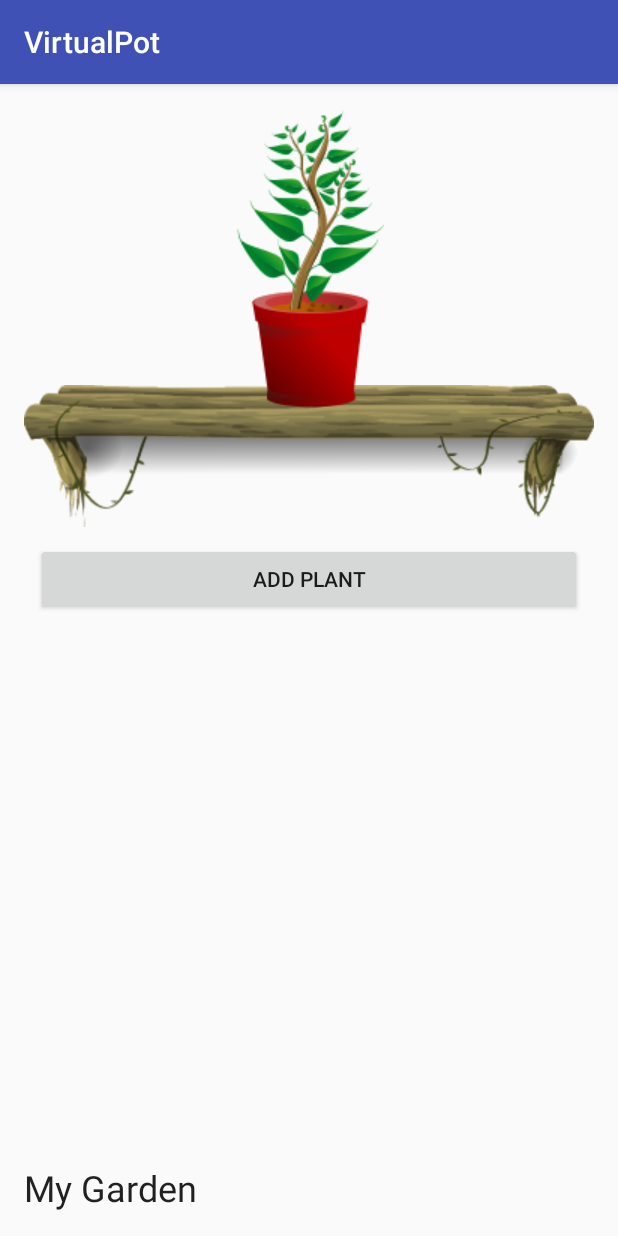
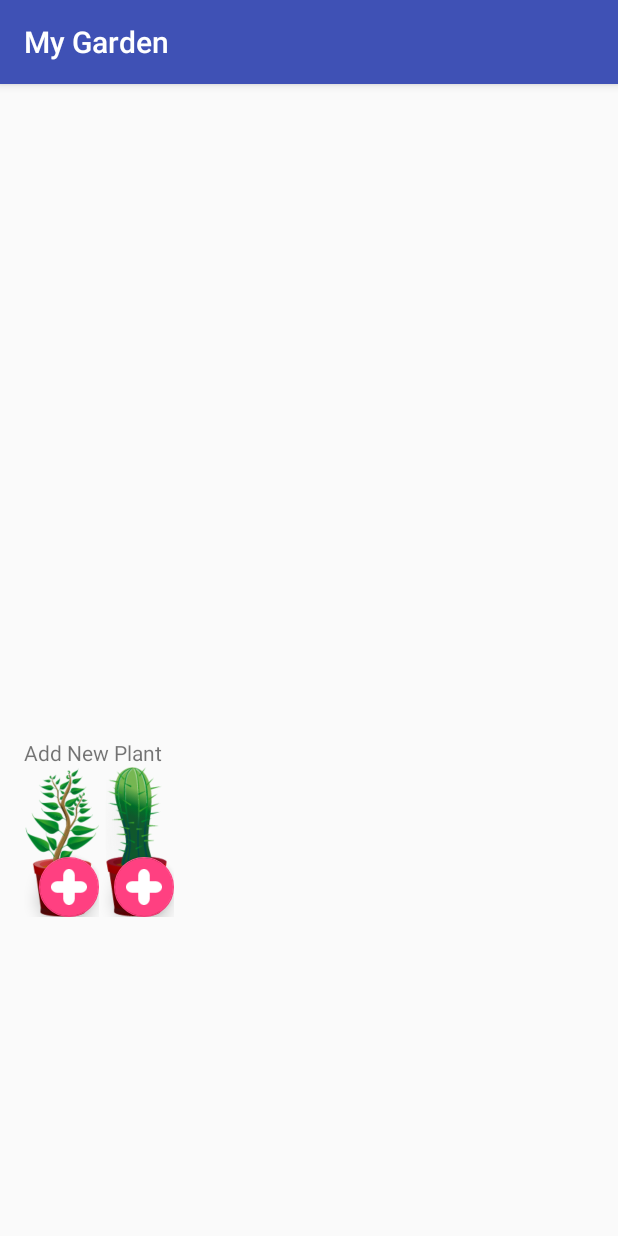
Before and after one commit to asamaka/MyGarden, an Android app: the screen it shows after launch (MainActivity), on a phone screen of 412 x 824 dp. Run offline under Robolectric (Android 15) with nearby library versions, the phone set to English and light mode, and no system bars; 1 statement that could not run was skipped.

Commit message:
Completed all app functionality - need to work on widgets

```diff
--- a/app/build.gradle
+++ b/app/build.gradle
@@ -24,4 +24,5 @@ dependencies {
     compile 'com.android.support:appcompat-v7:25.1.0'
     compile 'com.android.support:design:25.1.0'
     compile 'com.android.support:recyclerview-v7:25.1.0'
+    compile 'com.android.support:cardview-v7:25.0.0'
 }
--- a/app/src/main/AndroidManifest.xml
+++ b/app/src/main/AndroidManifest.xml
@@ -35,10 +35,10 @@
             android:name=".PlantWateringService"
             android:exported="false" />
 
-        <activity android:name=".MainActivity">
+        <activity android:name=".MainActivity"
+            android:label="@string/title_activity_my_garden">
             <intent-filter>
                 <action android:name="android.intent.action.MAIN" />
-
                 <category android:name="android.intent.category.LAUNCHER" />
             </intent-filter>
         </activity>
--- a/app/src/main/java/com/example/android/virtualpot/MainActivity.java
+++ b/app/src/main/java/com/example/android/virtualpot/MainActivity.java
@@ -9,9 +9,9 @@ import android.support.v4.app.LoaderManager;
 import android.support.v4.content.CursorLoader;
 import android.support.v4.content.Loader;
 import android.support.v7.app.AppCompatActivity;
+import android.support.v7.widget.GridLayoutManager;
 import android.support.v7.widget.LinearLayoutManager;
 import android.support.v7.widget.RecyclerView;
-import android.util.Log;
 import android.view.View;
 import android.widget.ImageView;
 
@@ -24,36 +24,33 @@ public class MainActivity
         implements LoaderManager.LoaderCallbacks<Cursor> {
 
     private PlantListAdapter mAdapter;
-    private RecyclerView mRecyclerView;
+    private PlantTypesAdapter mTypesAdapter;
+    private RecyclerView mGardenRecyclerView;
+    private RecyclerView mTypesRecyclerView;
 
 
     @Override
     protected void onCreate(Bundle savedInstanceState) {
         super.onCreate(savedInstanceState);
         setContentView(R.layout.activity_main);
-        mRecyclerView = (RecyclerView) findViewById(R.id.plants_list_recycler_view);
-        mRecyclerView.setLayoutManager(
-                new LinearLayoutManager(this, LinearLayoutManager.HORIZONTAL, false)
+        mGardenRecyclerView = (RecyclerView) findViewById(R.id.plants_list_recycler_view);
+        mTypesRecyclerView =  (RecyclerView) findViewById(R.id.plant_types_recycler_view);
+        mGardenRecyclerView.setLayoutManager(
+                new GridLayoutManager(this, 4)
+        );
+        mTypesRecyclerView.setLayoutManager(
+                new LinearLayoutManager(this,LinearLayoutManager.HORIZONTAL,false)
         );
         mAdapter = new PlantListAdapter(this, null);
-        mRecyclerView.setAdapter(mAdapter);
+        mTypesAdapter = new PlantTypesAdapter(this);
+        mGardenRecyclerView.setAdapter(mAdapter);
+        mTypesRecyclerView.setAdapter(mTypesAdapter);
         getSupportLoaderManager().initLoader(1, null, this);
     }
 
 
     public void onAddButtonClicked(View view) {
-        // When the button is clicked, create a new plant and set the start time
-        //TODO: handle multiple  plant types
-        int plantType = 1;
-        long timeNow = System.currentTimeMillis();
 
-        // Insert the new plant into DB
-        ContentValues contentValues = new ContentValues();
-        contentValues.put(PlantEntry.COLUMN_PLANT_TYPE, plantType);
-        contentValues.put(PlantEntry.COLUMN_CREATION_TIME, timeNow);
-        contentValues.put(PlantEntry.COLUMN_LAST_WATERED_TIME, timeNow);
-        contentValues.put(PlantEntry.COLUMN_IS_DEAD, false);
-        getContentResolver().insert(PlantEntry.CONTENT_URI, contentValues);
     }
 
     @Override
@@ -76,10 +73,27 @@ public class MainActivity
     }
 
     public void onPlantClick(View view) {
-        ImageView imgView = (ImageView)view.findViewById(R.id.plant_list_item_image);
+        ImageView imgView = (ImageView) view.findViewById(R.id.plant_list_item_image);
         long plantId = (long) imgView.getTag();
         Intent intent = new Intent(getBaseContext(), PlantDetail.class);
         intent.putExtra("EXTRA_PLANT_ID", plantId);
         startActivity(intent);
     }
+
+    public void onAddButtonClick(View view) {
+        // When the button is clicked, create a new plant and set the start time
+        //get the plant type from the tag
+        ImageView imgView = (ImageView) view.findViewById(R.id.plant_type_image);
+        int plantType = (int) imgView.getTag();
+
+        long timeNow = System.currentTimeMillis();
+
+        // Insert the new plant into DB
+        ContentValues contentValues = new ContentValues();
+        contentValues.put(PlantEntry.COLUMN_PLANT_TYPE, plantType);
+        contentValues.put(PlantEntry.COLUMN_CREATION_TIME, timeNow);
+        contentValues.put(PlantEntry.COLUMN_LAST_WATERED_TIME, timeNow);
+        contentValues.put(PlantEntry.COLUMN_IS_DEAD, false);
+        getContentResolver().insert(PlantEntry.CONTENT_URI, contentValues);
+    }
 }
--- /dev/null
+++ b/app/src/main/java/com/example/android/virtualpot/PlantTypesAdapter.java
@@ -0,0 +1,91 @@
+package com.example.android.virtualpot;
+
+/*
+* Copyright (C) 2017 The Android Open Source Project
+*
+* Licensed under the Apache License, Version 2.0 (the "License");
+* you may not use this file except in compliance with the License.
+* You may obtain a copy of the License at
+*
+*  	http://www.apache.org/licenses/LICENSE-2.0
+*
+* Unless required by applicable law or agreed to in writing, software
+* distributed under the License is distributed on an "AS IS" BASIS,
+* WITHOUT WARRANTIES OR CONDITIONS OF ANY KIND, either express or implied.
+* See the License for the specific language governing permissions and
+* limitations under the License.
+*/
+
+import android.content.Context;
+import android.content.res.Resources;
+import android.content.res.TypedArray;
+import android.database.Cursor;
+import android.support.v7.widget.RecyclerView;
+import android.view.LayoutInflater;
+import android.view.View;
+import android.view.ViewGroup;
+import android.widget.ImageView;
+
+public class PlantTypesAdapter extends RecyclerView.Adapter<PlantTypesAdapter.PlantViewHolder> {
+
+    Context mContext;
+    TypedArray mPlantTypes;
+
+    /**
+     * Constructor using the context and the db cursor
+     *
+     * @param context the calling context/activity
+     */
+    public PlantTypesAdapter(Context context) {
+        mContext = context;
+        Resources res = mContext.getResources();
+        mPlantTypes = res.obtainTypedArray(R.array.plant_types);
+    }
+
+    /**
+     * Called when RecyclerView needs a new ViewHolder of the given type to represent an item
+     *
+     * @param parent   The ViewGroup into which the new View will be added
+     * @param viewType The view type of the new View
+     * @return A new PlantViewHolder that holds a View with the plant_list_item layout
+     */
+    @Override
+    public PlantViewHolder onCreateViewHolder(ViewGroup parent, int viewType) {
+        // Get the RecyclerView item layout
+        LayoutInflater inflater = LayoutInflater.from(mContext);
+        View view = inflater.inflate(R.layout.plant_types_list_item, parent, false);
+        return new PlantViewHolder(view);
+    }
+
+    @Override
+    public void onBindViewHolder(PlantViewHolder holder, int position) {
+        int imgRes = PlantUtils.getPlantImgResName(mContext,position,3);
+        holder.plantImageView.setImageResource(imgRes);
+        holder.plantImageView.setTag(position);
+    }
+
+    /**
+     * Returns the number of items in the cursor
+     *
+     * @return Number of items in the cursor, or 0 if null
+     */
+    @Override
+    public int getItemCount() {
+        if (mPlantTypes == null) return 0;
+        return mPlantTypes.length();
+    }
+
+    /**
+     * PlantViewHolder class for the recycler view item
+     */
+    class PlantViewHolder extends RecyclerView.ViewHolder {
+
+        ImageView plantImageView;
+
+        public PlantViewHolder(View itemView) {
+            super(itemView);
+            plantImageView = (ImageView) itemView.findViewById(R.id.plant_type_image);
+        }
+
+    }
+}
--- a/app/src/main/res/drawable/calendar_bg.xml
+++ b/app/src/main/res/drawable/calendar_bg.xml
@@ -1,6 +1,6 @@
 <vector xmlns:android="http://schemas.android.com/apk/res/android"
-        android:width="200dp"
-        android:height="200dp"
+        android:width="150dp"
+        android:height="150dp"
         android:viewportWidth="314.57"
         android:viewportHeight="383.33">
     <path
--- a/app/src/main/res/layout/activity_main.xml
+++ b/app/src/main/res/layout/activity_main.xml
@@ -10,51 +10,27 @@
     android:paddingTop="@dimen/activity_vertical_margin"
     tools:context="com.example.android.virtualpot.MainActivity">
 
-    <ImageView
-        android:id="@+id/shelf_image"
-        android:layout_width="match_parent"
-        android:layout_height="wrap_content"
-        android:layout_below="@+id/plant_config_image"
-        android:layout_gravity="center"
-        android:layout_marginTop="-18dp"
-        android:src="@drawable/shelf" />
+    <android.support.v7.widget.RecyclerView
+        android:id="@+id/plants_list_recycler_view"
+        android:layout_width="wrap_content"
+        android:layout_height="400dp">
 
-    <ImageView
-        android:id="@+id/plant_config_image"
-        android:layout_width="match_parent"
-        android:layout_height="wrap_content"
-        android:layout_gravity="center"
-        android:src="@drawable/vine_3" />
-
-    <LinearLayout
-        android:layout_width="match_parent"
-        android:layout_height="wrap_content"
-        android:layout_below="@+id/shelf_image"
-        android:orientation="horizontal">
-
-        <Button
-            android:id="@+id/add_button"
-            android:layout_width="match_parent"
-            android:layout_height="wrap_content"
-            android:layout_margin="8dp"
-            android:onClick="onAddButtonClicked"
-            android:text="@string/add_plant" />
-
-    </LinearLayout>
+    </android.support.v7.widget.RecyclerView>
 
     <TextView
-        android:id="@+id/my_garden_text"
-        style="@style/Base.TextAppearance.AppCompat.Headline"
-        android:layout_width="match_parent"
+        android:id="@+id/add_new_plant_text"
+        android:layout_marginTop="20dp"
+        android:layout_width="wrap_content"
         android:layout_height="wrap_content"
-        android:layout_above="@+id/plants_list_recycler_view"
-        android:text="@string/my_garden" />
+        android:layout_below="@+id/plants_list_recycler_view"
+        android:text="Add New Plant"/>
+
 
     <android.support.v7.widget.RecyclerView
-        android:id="@+id/plants_list_recycler_view"
-        android:layout_width="match_parent"
-        android:layout_height="wrap_content"
-        android:layout_alignParentBottom="true">
+        android:layout_below="@+id/add_new_plant_text"
+        android:id="@+id/plant_types_recycler_view"
+        android:layout_width="wrap_content"
+        android:layout_height="wrap_content">
 
     </android.support.v7.widget.RecyclerView>
 
--- a/app/src/main/res/layout/plant_age.xml
+++ b/app/src/main/res/layout/plant_age.xml
@@ -26,7 +26,7 @@
         android:id="@+id/plant_age_unit"
         android:layout_below="@+id/plant_age_number"
         android:textSize="24sp"
-        android:layout_marginTop="-8dp"
+        android:layout_marginTop="-20dp"
         android:layout_width="wrap_content"
         android:layout_height="wrap_content"
         android:layout_weight="8"
--- /dev/null
+++ b/app/src/main/res/layout/plant_types_list_item.xml
@@ -0,0 +1,25 @@
+<?xml version="1.0" encoding="utf-8"?>
+<RelativeLayout xmlns:android="http://schemas.android.com/apk/res/android"
+    xmlns:app="http://schemas.android.com/apk/res-auto"
+    android:orientation="vertical" android:layout_width="50dp"
+    android:layout_height="100dp"
+    android:onClick="onAddButtonClick">
+
+    <ImageView
+        android:id="@+id/plant_type_image"
+        android:layout_width="wrap_content"
+        android:layout_height="wrap_content"
+        android:layout_below="@+id/plants_list_recycler_view"
+        android:layout_centerHorizontal="true"
+        android:src="@drawable/empty_pot" />
+
+    <android.support.design.widget.FloatingActionButton
+        app:fabSize="mini"
+        android:id="@+id/reset_button"
+        android:layout_width="wrap_content"
+        android:layout_height="wrap_content"
+        android:layout_alignParentBottom="true"
+        android:layout_alignParentRight="true"
+        android:src="@drawable/add" />
+
+</RelativeLayout>
--- a/app/src/main/res/values/strings.xml
+++ b/app/src/main/res/values/strings.xml
@@ -15,5 +15,8 @@
     <string name="cactus">Cactus</string>
     <string name="jade">Jade</string>
     <string name="title_activity_plant_detail">PlantDetail</string>
+    <string name="title_activity_my_garden">My Garden</string>
     <string name="days">days</string>
+    <string name="hours">hours</string>
+    <string name="minutes">minutes</string>
 </resources>
```
Also changed, not shown: app/src/main/java/com/example/android/virtualpot/PlantDetail.java (+10 -6 lines), app/src/main/java/com/example/android/virtualpot/PlantUtils.java (+43 -4 lines), app/src/main/res/layout/content_plant_detail.xml (+19 -3 lines), app/src/main/res/layout/plant_list_item.xml (+18 -7 lines), app/src/main/res/drawable/add.png (added), app/src/main/res/drawable/water_1.png (added), app/src/main/res/drawable/water_2.png (added), app/src/main/res/drawable/water_3.png (added), app/src/main/res/drawable/water_4.png (added), app/src/main/res/drawable/water_empty.png (renamed from app/src/main/res/drawable/water_meter.png), app/src/main/res/drawable/water_full.png (added).
